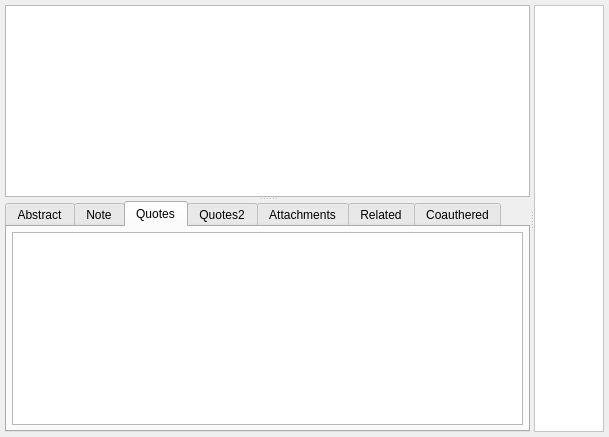
Qt form PagePapers.ui (congchenutd/papernet) before a commit.
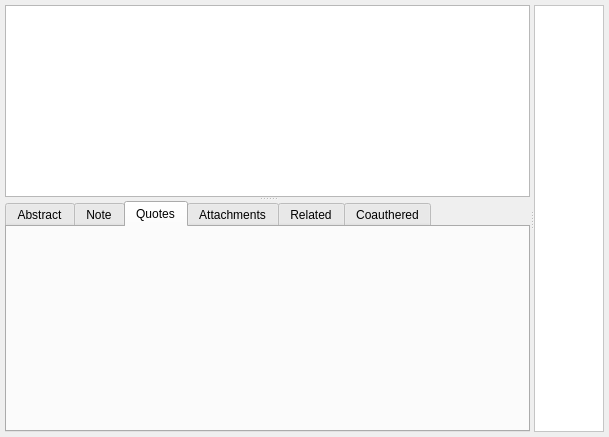
The same form after that commit. The open tabs and pages were chosen to show the change. Custom widgets are drawn as their Qt base class.

```diff
--- a/PagePapers.ui
+++ b/PagePapers.ui
@@ -88,29 +88,6 @@
         <attribute name="title">
          <string>Quotes</string>
         </attribute>
-        <layout class="QHBoxLayout" name="horizontalLayout_3">
-         <property name="margin">
-          <number>5</number>
-         </property>
-         <item>
-          <widget class="QuotesTableView" name="tvQuotes">
-           <property name="editTriggers">
-            <set>QAbstractItemView::NoEditTriggers</set>
-           </property>
-           <property name="selectionBehavior">
-            <enum>QAbstractItemView::SelectRows</enum>
-           </property>
-           <attribute name="horizontalHeaderStretchLastSection">
-            <bool>true</bool>
-           </attribute>
-          </widget>
-         </item>
-        </layout>
-       </widget>
-       <widget class="QWidget" name="tabQuotes2">
-        <attribute name="title">
-         <string>Quotes2</string>
-        </attribute>
         <layout class="QVBoxLayout" name="verticalLayout_5">
          <property name="margin">
           <number>5</number>
@@ -279,11 +256,6 @@
    <extends>QTableView</extends>
    <header>PaperTableView.h</header>
   </customwidget>
-  <customwidget>
-   <class>QuotesTableView</class>
-   <extends>QTableView</extends>
-   <header>QuotesTableView.h</header>
-  </customwidget>
   <customwidget>
    <class>TagsWidget</class>
    <extends>QWidget</extends>
```
Left out of the diff: 4 changed lines with no effect on the pictures.
